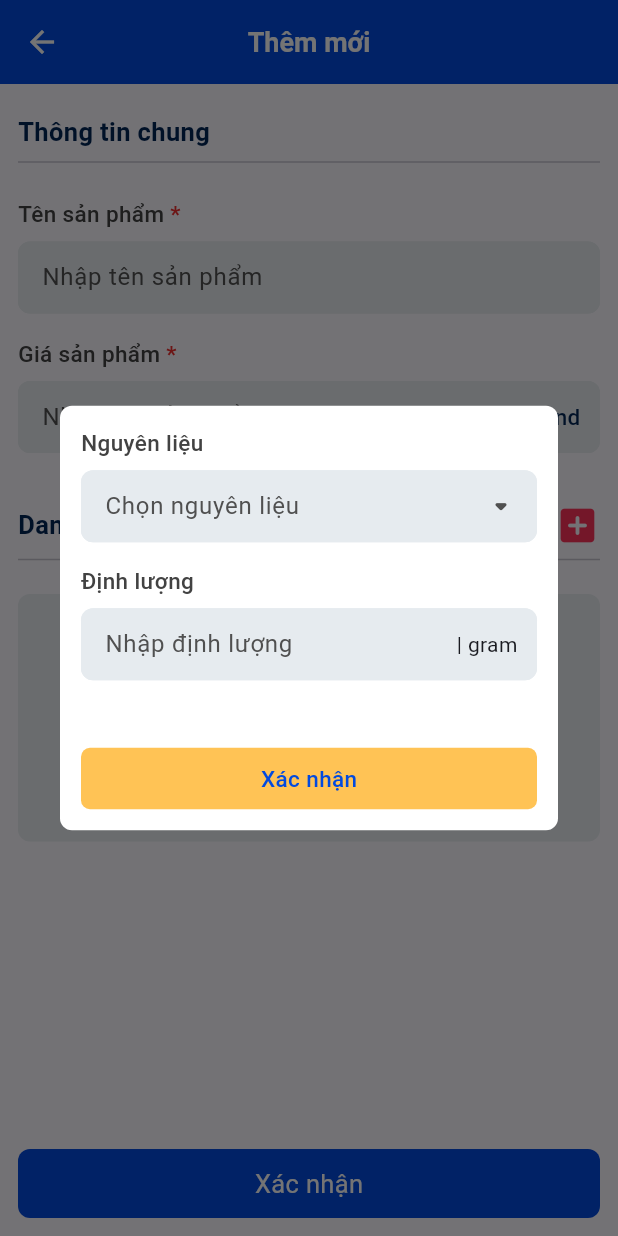
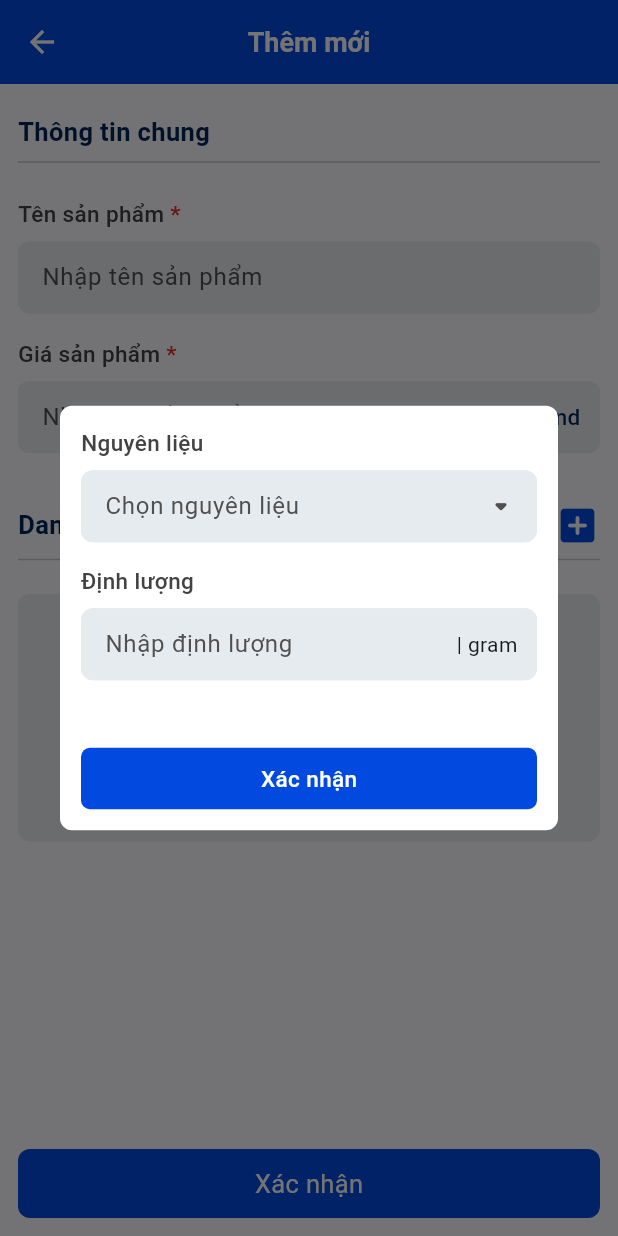
Before and after one commit to MinhQuang1711/Mercury-Mobile, a Flutter app: the CreateProductPage screen opened directly, after a tap on the "add box" icon, on a phone screen of 412 x 824 dp. Run offline on Flutter 3.47's test engine with Material 3 defaults, Android fonts, the phone set to English and light mode, and no system bars; drawn by our look-alikes of searchfield; our stand-ins replace dio, flutter_bloc, freezed_annotation, get_it, go_router, shared_preferences; accounts and stored records are empty; network calls fail.

Commit message:
Style: UI

```diff
--- a/lib/feature/presentations/ui/sale_product/create/view/dialog_add_detail_product.dart
+++ b/lib/feature/presentations/ui/sale_product/create/view/dialog_add_detail_product.dart
@@ -62,9 +62,9 @@ class _DialogAddDetailProductState extends State<DialogAddDetailProduct> {
     return AppButton(
       label: "Xác nhận",
       onTap: _onSubmit,
-      textColor: AppColor.blue,
+      textColor: AppColor.white,
       buttonSize: ButtonSize.SIZE_24,
-      backgroundColor: AppColor.yellow,
+      backgroundColor: AppColor.blue,
     );
   }
 
--- a/lib/feature/presentations/ui/sale_product/widget/ingredient_list.dart
+++ b/lib/feature/presentations/ui/sale_product/widget/ingredient_list.dart
@@ -27,7 +27,7 @@ class TitleListIngredientOfProduct extends StatelessWidget {
       onTap: onTap,
       child: const Icon(
         Icons.add_box_rounded,
-        color: AppColor.pink,
+        color: AppColor.blue,
         size: 30,
       ),
     );
```
